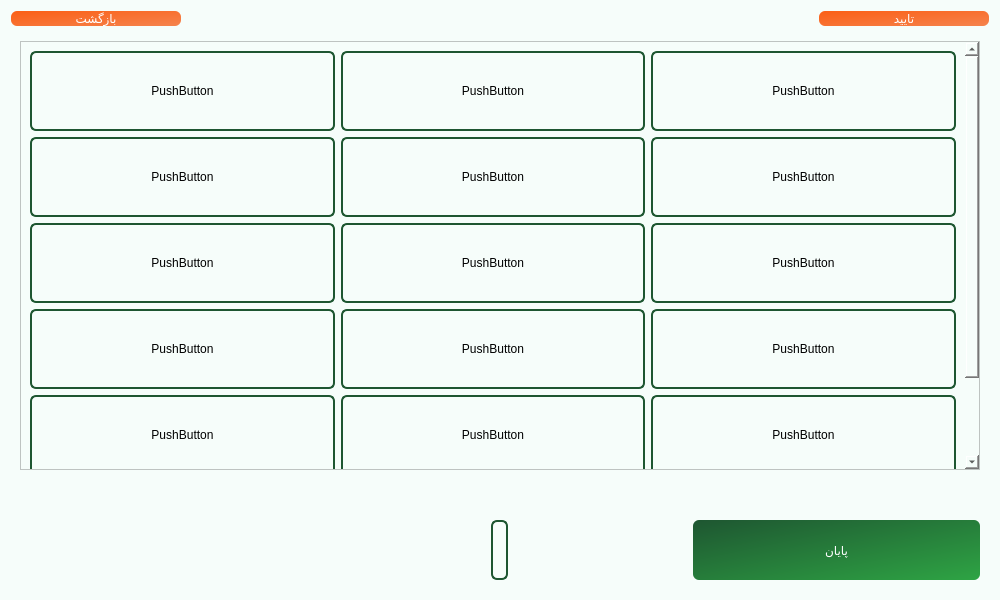
Qt form main.ui (Farazist/raspberrypi-app) before a commit.
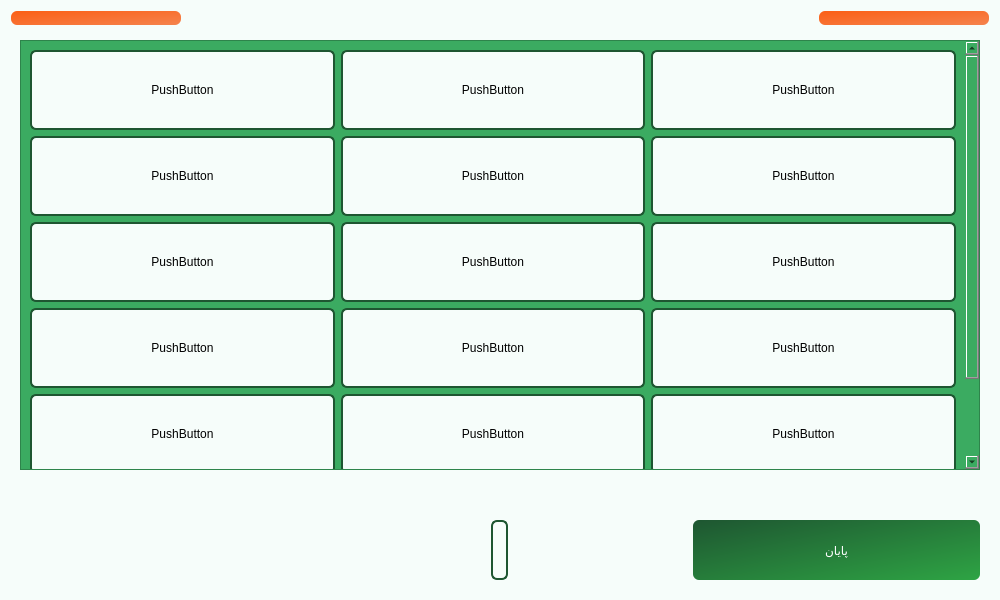
The same form after that commit. Icons and pictures are not drawn.

Commit message: back windows

What changed in the file:
```diff
--- a/main.ui
+++ b/main.ui
@@ -40,11 +40,7 @@
 border-radius: 6px;</string>
        </property>
        <property name="text">
-        <string>بازگشت</string>
-       </property>
-       <property name="icon">
-        <iconset>
-         <normaloff>images/sign/back.png</normaloff>images/sign/back.png</iconset>
+        <string/>
        </property>
        <property name="iconSize">
         <size>
@@ -88,11 +84,7 @@
 border-radius: 6px;</string>
        </property>
        <property name="text">
-        <string>تایید</string>
-       </property>
-       <property name="icon">
-        <iconset>
-         <normaloff>images/sign/tick.png</normaloff>images/sign/tick.png</iconset>
+        <string/>
        </property>
        <property name="iconSize">
         <size>
@@ -1773,7 +1765,9 @@
        <item>
         <widget class="QScrollArea" name="scrollArea">
          <property name="styleSheet">
-          <string notr="true"/>
+          <string notr="true">
+background-color: rgb(59, 171, 97);
+</string>
          </property>
          <property name="widgetResizable">
           <bool>true</bool>
@@ -1782,7 +1776,7 @@
           <property name="geometry">
            <rect>
             <x>0</x>
-            <y>-150</y>
+            <y>0</y>
             <width>948</width>
             <height>528</height>
            </rect>
@@ -1797,12 +1791,12 @@
               </size>
              </property>
              <property name="styleSheet">
-              <string notr="true">padding: 3px; 
-border: 2px solid #1E5631; 
-border-radius: 6px;
-font: 18pt &quot;IRANSans&quot;;
-color: #000000; 
-border-radius: 6px;</string>
+              <string notr="true">QPushButton { background-color:   rgb(246, 253, 250)} 
+QPushButton:pressed { background-color:  #9caf9f} 
+QPushButton { color:   rgb(0, 0, 0)} 
+QPushButton {border: 2px solid #1E5631} 
+QPushButton {border-radius: 6px}
+QPushButton {font: 18pt &quot;IRANSans&quot;}</string>
              </property>
              <property name="text">
               <string>PushButton</string>
@@ -1818,12 +1812,12 @@
               </size>
              </property>
              <property name="styleSheet">
-              <string notr="true">padding: 3px; 
-border: 2px solid #1E5631; 
-border-radius: 6px;
-font: 18pt &quot;IRANSans&quot;;
-color: #000000; 
-border-radius: 6px;</string>
+              <string notr="true">QPushButton { background-color:   rgb(246, 253, 250)} 
+QPushButton:pressed { background-color:  #9caf9f} 
+QPushButton { color:   rgb(0, 0, 0)} 
+QPushButton {border: 2px solid #1E5631} 
+QPushButton {border-radius: 6px}
+QPushButton {font: 18pt &quot;IRANSans&quot;}</string>
              </property>
              <property name="text">
               <string>PushButton</string>
@@ -1839,12 +1833,12 @@
               </size>
              </property>
              <property name="styleSheet">
-              <string notr="true">padding: 3px; 
-border: 2px solid #1E5631; 
-border-radius: 6px;
-font: 18pt &quot;IRANSans&quot;;
-color: #000000; 
-border-radius: 6px;</string>
+              <string notr="true">QPushButton { background-color:   rgb(246, 253, 250)} 
+QPushButton:pressed { background-color:  #9caf9f} 
+QPushButton { color:   rgb(0, 0, 0)} 
+QPushButton {border: 2px solid #1E5631} 
+QPushButton {border-radius: 6px}
+QPushButton {font: 18pt &quot;IRANSans&quot;}</string>
              </property>
              <property name="text">
               <string>PushButton</string>
@@ -1860,12 +1854,12 @@
               </size>
              </property>
              <property name="styleSheet">
-              <string notr="true">padding: 3px; 
-border: 2px solid #1E5631; 
-border-radius: 6px;
-font: 18pt &quot;IRANSans&quot;;
-color: #000000; 
-border-radius: 6px;</string>
+              <string notr="true">QPushButton { background-color:   rgb(246, 253, 250)} 
+QPushButton:pressed { background-color:  #9caf9f} 
+QPushButton { color:   rgb(0, 0, 0)} 
+QPushButton {border: 2px solid #1E5631} 
+QPushButton {border-radius: 6px}
+QPushButton {font: 18pt &quot;IRANSans&quot;}</string>
              </property>
              <property name="text">
               <string>PushButton</string>
@@ -1881,12 +1875,12 @@
               </size>
              </property>
              <property name="styleSheet">
-              <string notr="true">padding: 3px; 
-border: 2px solid #1E5631; 
-border-radius: 6px;
-font: 18pt &quot;IRANSans&quot;;
-color: #000000; 
-border-radius: 6px;</string>
+              <string notr="true">QPushButton { background-color:   rgb(246, 253, 250)} 
+QPushButton:pressed { background-color:  #9caf9f} 
+QPushButton { color:   rgb(0, 0, 0)} 
+QPushButton {border: 2px solid #1E5631} 
+QPushButton {border-radius: 6px}
+QPushButton {font: 18pt &quot;IRANSans&quot;}</string>
              </property>
              <property name="text">
               <string>PushButton</string>
@@ -1902,12 +1896,12 @@
               </size>
              </property>
              <property name="styleSheet">
-              <string notr="true">padding: 3px; 
-border: 2px solid #1E5631; 
-border-radius: 6px;
-font: 18pt &quot;IRANSans&quot;;
-color: #000000; 
-border-radius: 6px;</string>
+              <string notr="true">QPushButton { background-color:   rgb(246, 253, 250)} 
+QPushButton:pressed { background-color:  #9caf9f} 
+QPushButton { color:   rgb(0, 0, 0)} 
+QPushButton {border: 2px solid #1E5631} 
+QPushButton {border-radius: 6px}
+QPushButton {font: 18pt &quot;IRANSans&quot;}</string>
              </property>
              <property name="text">
               <string>PushButton</string>
@@ -1923,12 +1917,12 @@
               </size>
              </property>
              <property name="styleSheet">
-              <string notr="true">padding: 3px; 
-border: 2px solid #1E5631; 
-border-radius: 6px;
-font: 18pt &quot;IRANSans&quot;;
-color: #000000; 
-border-radius: 6px;</string>
+              <string notr="true">QPushButton { background-color:   rgb(246, 253, 250)} 
+QPushButton:pressed { background-color:  #9caf9f} 
+QPushButton { color:   rgb(0, 0, 0)} 
+QPushButton {border: 2px solid #1E5631} 
+QPushButton {border-radius: 6px}
+QPushButton {font: 18pt &quot;IRANSans&quot;}</string>
              </property>
              <property name="text">
               <string>PushButton</string>
@@ -1944,12 +1938,12 @@
               </size>
              </property>
              <property name="styleSheet">
-              <string notr="true">padding: 3px; 
-border: 2px solid #1E5631; 
-border-radius: 6px;
-font: 18pt &quot;IRANSans&quot;;
-color: #000000; 
-border-radius: 6px;</string>
+              <string notr="true">QPushButton { background-color:   rgb(246, 253, 250)} 
+QPushButton:pressed { background-color:  #9caf9f} 
+QPushButton { color:   rgb(0, 0, 0)} 
+QPushButton {border: 2px solid #1E5631} 
+QPushButton {border-radius: 6px}
+QPushButton {font: 18pt &quot;IRANSans&quot;}</string>
              </property>
              <property name="text">
               <string>PushButton</string>
@@ -1965,12 +1959,12 @@
               </size>
              </property>
              <property name="styleSheet">
-              <string notr="true">padding: 3px; 
-border: 2px solid #1E5631; 
-border-radius: 6px;
-font: 18pt &quot;IRANSans&quot;;
-color: #000000; 
-border-radius: 6px;</string>
+              <string notr="true">QPushButton { background-color:   rgb(246, 253, 250)} 
+QPushButton:pressed { background-color:  #9caf9f} 
+QPushButton { color:   rgb(0, 0, 0)} 
+QPushButton {border: 2px solid #1E5631} 
+QPushButton {border-radius: 6px}
+QPushButton {font: 18pt &quot;IRANSans&quot;}</string>
              </property>
              <property name="text">
               <string>PushButton</string>
@@ -1986,12 +1980,12 @@
               </size>
              </property>
              <property name="styleSheet">
-              <string notr="true">padding: 3px; 
-border: 2px solid #1E5631; 
-border-radius: 6px;
-font: 18pt &quot;IRANSans&quot;;
-color: #000000; 
-border-radius: 6px;</string>
+              <string notr="true">QPushButton { background-color:   rgb(246, 253, 250)} 
+QPushButton:pressed { background-color:  #9caf9f} 
+QPushButton { color:   rgb(0, 0, 0)} 
+QPushButton {border: 2px solid #1E5631} 
+QPushButton {border-radius: 6px}
+QPushButton {font: 18pt &quot;IRANSans&quot;}</string>
              </property>
              <property name="text">
               <string>PushButton</string>
@@ -2007,12 +2001,12 @@
               </size>
              </property>
              <property name="styleSheet">
-              <string notr="true">padding: 3px; 
-border: 2px solid #1E5631; 
-border-radius: 6px;
-font: 18pt &quot;IRANSans&quot;;
-color: #000000; 
-border-radius: 6px;</string>
+              <string notr="true">QPushButton { background-color:   rgb(246, 253, 250)} 
+QPushButton:pressed { background-color:  #9caf9f} 
+QPushButton { color:   rgb(0, 0, 0)} 
+QPushButton {border: 2px solid #1E5631} 
+QPushButton {border-radius: 6px}
+QPushButton {font: 18pt &quot;IRANSans&quot;}</string>
              </property>
              <property name="text">
               <string>PushButton</string>
@@ -2028,12 +2022,12 @@
               </size>
              </property>
              <property name="styleSheet">
-              <string notr="true">padding: 3px; 
-border: 2px solid #1E5631; 
-border-radius: 6px;
-font: 18pt &quot;IRANSans&quot;;
-color: #000000; 
-border-radius: 6px;</string>
+              <string notr="true">QPushButton { background-color:   rgb(246, 253, 250)} 
+QPushButton:pressed { background-color:  #9caf9f} 
+QPushButton { color:   rgb(0, 0, 0)} 
+QPushButton {border: 2px solid #1E5631} 
+QPushButton {border-radius: 6px}
+QPushButton {font: 18pt &quot;IRANSans&quot;}</string>
              </property>
              <property name="text">
               <string>PushButton</string>
@@ -2049,12 +2043,12 @@
               </size>
              </property>
              <property name="styleSheet">
-              <string notr="true">padding: 3px; 
-border: 2px solid #1E5631; 
-border-radius: 6px;
-font: 18pt &quot;IRANSans&quot;;
-color: #000000; 
-border-radius: 6px;</string>
+              <string notr="true">QPushButton { background-color:   rgb(246, 253, 250)} 
+QPushButton:pressed { background-color:  #9caf9f} 
+QPushButton { color:   rgb(0, 0, 0)} 
+QPushButton {border: 2px solid #1E5631} 
+QPushButton {border-radius: 6px}
+QPushButton {font: 18pt &quot;IRANSans&quot;}</string>
              </property>
              <property name="text">
               <string>PushButton</string>
@@ -2070,12 +2064,12 @@
               </size>
              </property>
              <property name="styleSheet">
-              <string notr="true">padding: 3px; 
-border: 2px solid #1E5631; 
-border-radius: 6px;
-font: 18pt &quot;IRANSans&quot;;
-color: #000000; 
-border-radius: 6px;</string>
+              <string notr="true">QPushButton { background-color:   rgb(246, 253, 250)} 
+QPushButton:pressed { background-color:  #9caf9f} 
+QPushButton { color:   rgb(0, 0, 0)} 
+QPushButton {border: 2px solid #1E5631} 
+QPushButton {border-radius: 6px}
+QPushButton {font: 18pt &quot;IRANSans&quot;}</string>
              </property>
              <property name="text">
               <string>PushButton</string>
@@ -2091,12 +2085,12 @@
               </size>
              </property>
              <property name="styleSheet">
-              <string notr="true">padding: 3px; 
-border: 2px solid #1E5631; 
-border-radius: 6px;
-font: 18pt &quot;IRANSans&quot;;
-color: #000000; 
-border-radius: 6px;</string>
+              <string notr="true">QPushButton { background-color:   rgb(246, 253, 250)} 
+QPushButton:pressed { background-color:  #9caf9f} 
+QPushButton { color:   rgb(0, 0, 0)} 
+QPushButton {border: 2px solid #1E5631} 
+QPushButton {border-radius: 6px}
+QPushButton {font: 18pt &quot;IRANSans&quot;}</string>
              </property>
              <property name="text">
               <string>PushButton</string>
```
Left out of the diff: 42 changed lines with no effect on the pictures. The commit also changes 4 other files.
